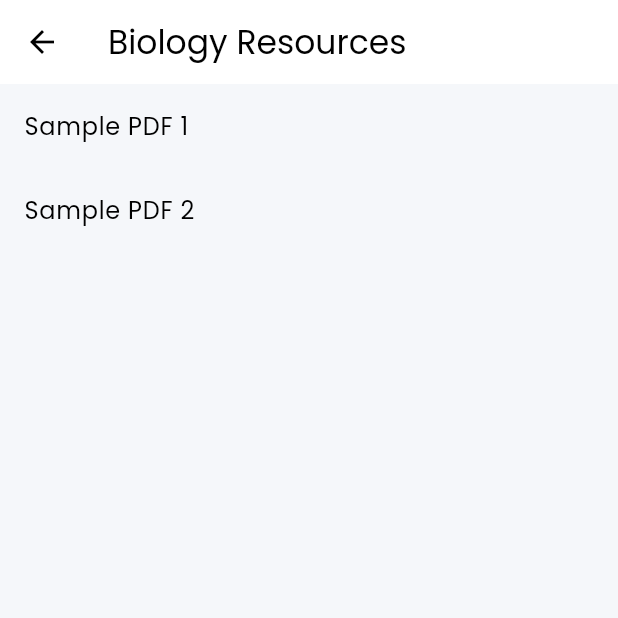
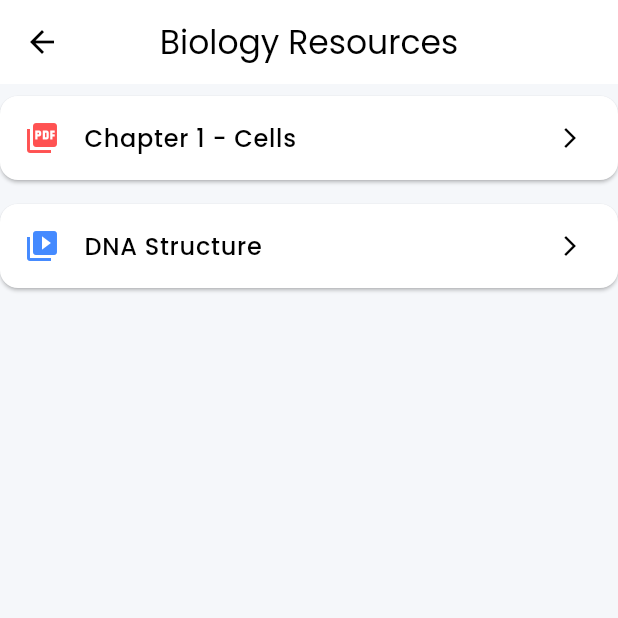
Before and after one commit to zw-weng/EduConnect-Xcode, a Flutter app: the ResourcesScreen screen opened directly, after a tap on "Biology", on a phone screen of 412 x 824 dp, the top half of it. Run offline on Flutter 3.47's test engine with Material 3 defaults, Android fonts, the phone set to English and light mode, and no system bars; our stand-ins replace carousel_slider, google_nav_bar; missing offline and left inert: flutter_pdfview.

Commit message:
update resource page

```diff
--- a/lib/models/course.dart
+++ b/lib/models/course.dart
@@ -1,6 +1,19 @@
 class Course {
   final String name;
   final String iconPath;
+  final List<Resource> resources;
 
-  Course({required this.name, required this.iconPath});
+  Course({
+    required this.name,
+    required this.iconPath,
+    required this.resources,
+  });
 }
+
+class Resource {
+  final String title;
+  final String url;
+  final bool isVideo;
+
+  Resource({required this.title, required this.url, this.isVideo = false});
+}
--- a/lib/models/resource.dart
+++ /dev/null
@@ -1,6 +0,0 @@
-class Resource {
-  final String title;
-  final String pdfUrl;
-
-  Resource({required this.title, required this.pdfUrl});
-}
--- a/lib/screens/material_screen.dart
+++ /dev/null
@@ -1,42 +0,0 @@
-import 'package:flutter/material.dart';
-import 'package:educonnect/models/resource.dart'; // Ensure this points to your Material model
-import 'package:educonnect/screens/pdf_preview_screen.dart'; // Ensure this points to your PDF preview screen
-
-class MaterialsScreen extends StatelessWidget {
-  final String subjectName;
-
-  // Sample data, you can fetch this from a database or API
-  final List<Resource> resources = [
-    Resource(title: "Sample PDF 1", pdfUrl: "assets/pdfs/sample1.pdf"),
-    Resource(title: "Sample PDF 2", pdfUrl: "assets/pdfs/sample2.pdf"),
-    // Add more materials as needed
-  ];
-
-  MaterialsScreen({super.key, required this.subjectName});
-
-  @override
-  Widget build(BuildContext context) {
-    return Scaffold(
-      appBar: AppBar(
-        title: Text("$subjectName Resources"),
-      ),
-      body: ListView.builder(
-        itemCount: resources.length,
-        itemBuilder: (context, index) {
-          return ListTile(
-            title: Text(resources[index].title),
-            onTap: () {
-              // Navigate to PDF preview page
-              Navigator.push(
-                context,
-                MaterialPageRoute(
-                  builder: (context) => PdfPreviewScreen(pdfUrl: resources[index].pdfUrl),
-                ),
-              );
-            },
-          );
-        },
-      ),
-    );
-  }
-}
--- /dev/null
+++ b/lib/screens/materials_screen.dart
@@ -0,0 +1,61 @@
+import 'package:educonnect/screens/pdf_preview_screen.dart';
+import 'package:flutter/material.dart';
+import 'package:educonnect/models/course.dart';
+import 'package:url_launcher/url_launcher.dart';
+
+class MaterialsScreen extends StatelessWidget {
+  final Course course;
+
+  const MaterialsScreen({super.key, required this.course});
+
+  @override
+  Widget build(BuildContext context) {
+    return Scaffold(
+      appBar: AppBar(
+        title: Text("${course.name} Resources"),
+        centerTitle: true,
+      ),
+      body: ListView.builder(
+        itemCount: course.resources.length,
+        itemBuilder: (context, index) {
+          final resource = course.resources[index];
+          return Card(
+            margin: const EdgeInsets.symmetric(vertical: 8.0),
+            child: ListTile(
+              leading: Icon(
+                resource.isVideo ? Icons.video_library : Icons.picture_as_pdf,
+                color: resource.isVideo ? Colors.blueAccent : Colors.redAccent,
+              ),
+              title: Text(
+                resource.title,
+                style: const TextStyle(fontWeight: FontWeight.w500),
+              ),
+              trailing: const Icon(Icons.arrow_forward_ios, size: 16),
+              onTap: () {
+                if (resource.isVideo) {
+                  _launchURL(resource.url);
+                } else {
+                  Navigator.push(
+                    context,
+                    MaterialPageRoute(
+                      builder: (context) => PdfPreviewScreen(pdfUrl: resource.url),
+                    ),
+                  );
+                }
+              },
+            ),
+          );
+        },
+      ),
+    );
+  }
+
+  // Function to launch a URL in the browser
+  void _launchURL(String url) async {
+    if (await canLaunch(url)) {
+      await launch(url);
+    } else {
+      throw 'Could not launch $url';
+    }
+  }
+}
--- a/lib/screens/pdf_preview_screen.dart
+++ b/lib/screens/pdf_preview_screen.dart
@@ -13,11 +13,11 @@ class PdfPreviewScreen extends StatelessWidget {
         title: const Text("PDF Preview"),
       ),
       body: PDFView(
-        filePath: pdfUrl, // Assuming the PDF is locally stored, for remote PDFs use an appropriate method to fetch it
+        filePath: pdfUrl,
       ),
       floatingActionButton: FloatingActionButton(
         onPressed: () {
-          // Implement download logic here
+          // Implement download logic here if needed
         },
         child: const Icon(Icons.download),
       ),
--- a/lib/screens/resources_screen.dart
+++ b/lib/screens/resources_screen.dart
@@ -1,6 +1,5 @@
-import 'package:educonnect/constants/colors.dart';
 import 'package:flutter/material.dart';
-import 'package:educonnect/models/course.dart';
+import 'package:educonnect/models/course_data.dart';
 import 'package:educonnect/widgets/course_card.dart';
 
 class ResourcesScreen extends StatefulWidget {
@@ -11,57 +10,20 @@ class ResourcesScreen extends StatefulWidget {
 }
 
 class _ResourcesScreenState extends State<ResourcesScreen> {
-  // Updated list of courses (Subjects)
-  final List<Course> courses = [
-    Course(name: "Add Maths", iconPath: "assets/icons/addmath.png"),
-    Course(name: "Biology", iconPath: "assets/icons/bio.png"),
-    Course(name: "Physics", iconPath: "assets/icons/phy.png"),
-    Course(name: "Maths", iconPath: "assets/icons/addmath.png"),
-    Course(name: "Science", iconPath: "assets/icons/bio.png"),
-    Course(name: "History", iconPath: "assets/icons/phy.png"),
-    Course(name: "Geography", iconPath: "assets/icons/phy.png"),
-    Course(name: "English", iconPath: "assets/icons/phy.png"),
-    Course(name: "Art", iconPath: "assets/icons/phy.png"),
-    // Add more courses as needed
-  ];
-
   @override
   Widget build(BuildContext context) {
     return Scaffold(
       appBar: AppBar(
-        title: Text(
-          "Select Your Subject",
-          style: Theme.of(context).textTheme.titleLarge?.copyWith(
-                color: Colors.white,
-              ),
-        ),
+        title: const Text("Select Your Subject"),
         centerTitle: true,
-        flexibleSpace: Container(
-          decoration: BoxDecoration(
-            gradient: LinearGradient(
-              begin: Alignment.topLeft,
-              end: Alignment.bottomRight,
-              stops: const [0.1, 0.5],
-              colors: [
-                kPrimaryLight,
-                kPrimaryColor,
-              ],
-            ),
-          ),
-        ),
       ),
       body: Container(
-        color: const Color(0xFFF5F9FF), // Background color
         padding: const EdgeInsets.all(16.0),
-        child: SingleChildScrollView(
         child: GridView.builder(
-            physics: const NeverScrollableScrollPhysics(),
-            shrinkWrap: true,
           gridDelegate: const SliverGridDelegateWithFixedCrossAxisCount(
             crossAxisCount: 2,
             crossAxisSpacing: 16.0,
             mainAxisSpacing: 16.0,
-              childAspectRatio: 1.2,
           ),
           itemCount: courses.length,
           itemBuilder: (context, index) {
@@ -69,7 +31,6 @@ class _ResourcesScreenState extends State<ResourcesScreen> {
           },
         ),
       ),
-      ),
     );
   }
 }
--- a/lib/widgets/course_card.dart
+++ b/lib/widgets/course_card.dart
@@ -1,6 +1,6 @@
+import 'package:flutter/material.dart';
 import 'package:educonnect/models/course.dart';
-import 'package:educonnect/screens/material_screen.dart';
-import 'package:flutter/material.dart';
+import 'package:educonnect/screens/materials_screen.dart';
 
 class CourseCard extends StatelessWidget {
   final Course course;
@@ -11,31 +11,20 @@ class CourseCard extends StatelessWidget {
   Widget build(BuildContext context) {
     return GestureDetector(
       onTap: () {
-        // Navigate to the MaterialsScreen with the subject name
         Navigator.push(
           context,
           MaterialPageRoute(
-            builder: (context) => MaterialsScreen(subjectName: course.name),
+            builder: (context) => MaterialsScreen(course: course),
           ),
         );
       },
       child: Card(
-        shape: RoundedRectangleBorder(
-          borderRadius: BorderRadius.circular(15.0),
-        ),
-        elevation: 4,
-        child: Container(
-          padding: const EdgeInsets.all(16.0),
-          child: Column(
-            children: [
-              Image.asset(course.iconPath, height: 60), // Display the icon
-              const SizedBox(height: 10),
-              Text(
-                course.name,
-                style: Theme.of(context).textTheme.titleLarge,
-              ),
-            ],
-          ),
+        child: Column(
+          children: [
+            Image.asset(course.iconPath, height: 64, width: 64),
+            const SizedBox(height: 8),
+            Text(course.name),
+          ],
         ),
       ),
     );
--- a/pubspec.yaml
+++ b/pubspec.yaml
@@ -38,6 +38,7 @@ dependencies:
   google_nav_bar: ^5.0.6
   carousel_slider: ^5.0.0
   flutter_pdfview: ^1.3.4
+  url_launcher: ^6.3.1
 
 dev_dependencies:
   flutter_test:
```
Also changed, not shown: lib/models/course_data.dart (added, +22 -0 lines), pubspec.lock, 2 other files. Lines whose indentation alone changed are shown as unchanged.
